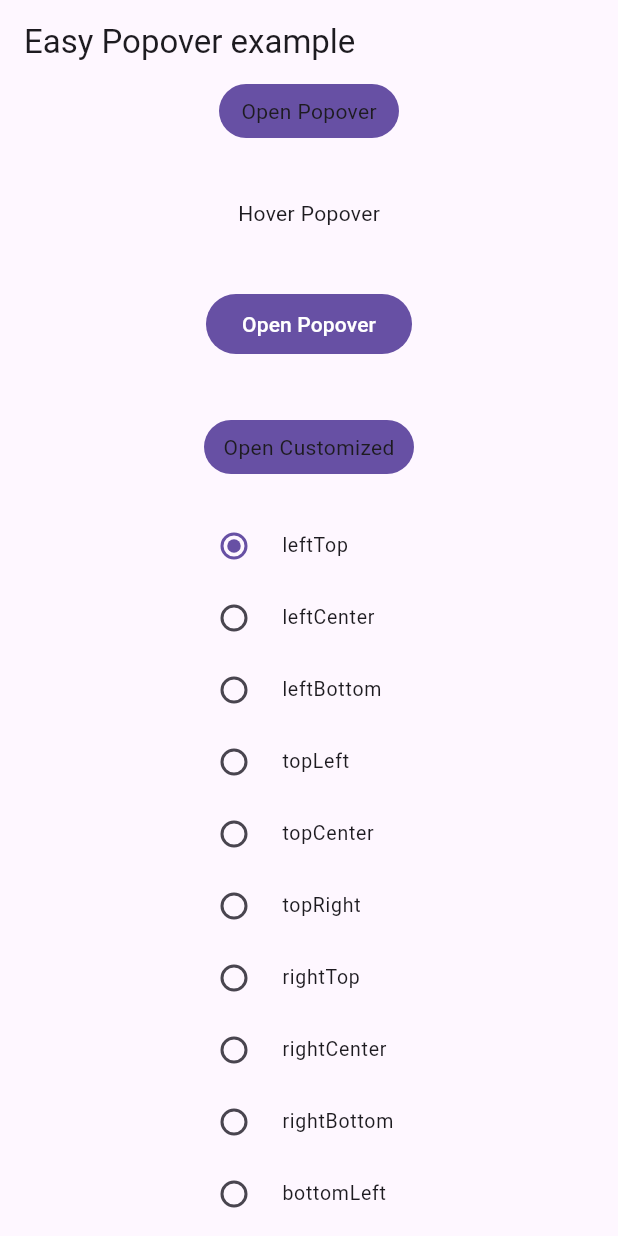
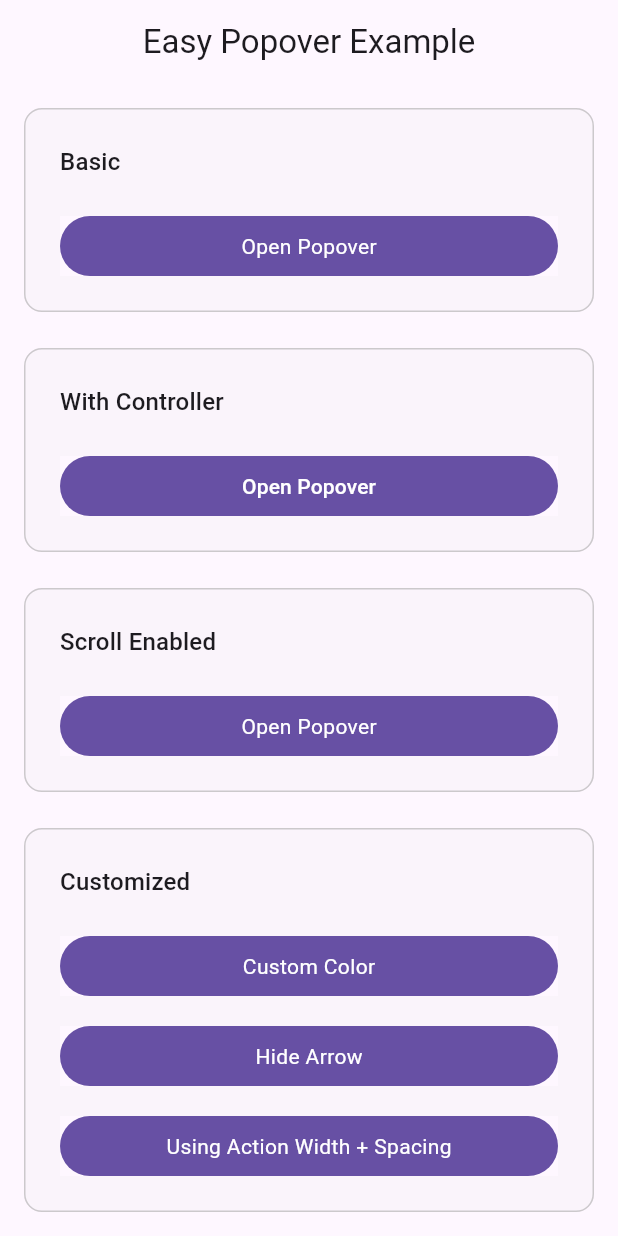
Before and after one commit to axnguyenit/easy-popover, a Flutter app: the screen it shows after launch, on a phone screen of 412 x 824 dp. Run offline on Flutter 3.47's test engine with Material 3 defaults, Android fonts, the phone set to English and light mode, and no system bars.

Commit message:
✨ example app

```diff
--- /dev/null
+++ b/example/lib/basic_popover.dart
@@ -0,0 +1,25 @@
+import 'package:easy_popover/easy_popover.dart';
+import 'package:flutter/material.dart';
+
+import 'widgets/widgets.dart';
+
+class BasicPopover extends StatelessWidget {
+  const BasicPopover({super.key});
+
+  @override
+  Widget build(BuildContext context) {
+    return Block(
+      title: 'Basic',
+      child: Center(
+        child: Popover(
+          context,
+          contentWidth: 280,
+          action: const UnClickableButton(
+            title: 'Open Popover',
+          ),
+          content: const PopoverContent(),
+        ),
+      ),
+    );
+  }
+}
--- /dev/null
+++ b/example/lib/customized_popover.dart
@@ -0,0 +1,51 @@
+import 'package:easy_popover/easy_popover.dart';
+import 'package:flutter/material.dart';
+
+import 'widgets/widgets.dart';
+
+class CustomizedPopover extends StatelessWidget {
+  const CustomizedPopover({super.key});
+
+  @override
+  Widget build(BuildContext context) {
+    return Block(
+      title: 'Customized',
+      child: Center(
+        child: Column(
+          children: [
+            Popover(
+              context,
+              contentWidth: 280,
+              backgroundColor: Colors.lightGreen,
+              overlayColor: Colors.grey.withOpacity(.5),
+              boxShadow: const [],
+              action: const UnClickableButton(
+                title: 'Custom Color',
+              ),
+              content: const PopoverContent(),
+            ),
+            const SizedBox(height: 20),
+            Popover(
+              context,
+              hideArrow: true,
+              action: const UnClickableButton(
+                title: 'Hide Arrow',
+              ),
+              content: const PopoverContent(),
+            ),
+            const SizedBox(height: 20),
+            Popover(
+              context,
+              applyActionWidth: true,
+              spacing: 12,
+              action: const UnClickableButton(
+                title: 'Using Action Width + Spacing',
+              ),
+              content: const PopoverContent(),
+            ),
+          ],
+        ),
+      ),
+    );
+  }
+}
--- a/example/lib/main.dart
+++ b/example/lib/main.dart
@@ -1,149 +1,29 @@
 import 'package:flutter/material.dart';
 
-import 'package:easy_popover/easy_popover.dart';
-
-import 'popover_content.dart';
+import 'popover_example_screen.dart';
 
 void main() {
-  runApp(const MyApp());
+  runApp(const PopoverExampleApp());
 }
 
-class MyApp extends StatefulWidget {
-  const MyApp({super.key});
+class PopoverExampleApp extends StatefulWidget {
+  const PopoverExampleApp({super.key});
 
   @override
-  State<MyApp> createState() => _MyAppState();
+  State<PopoverExampleApp> createState() => _PopoverExampleAppState();
 }
 
-class _MyAppState extends State<MyApp> {
-  PopoverAlignment _alignment = PopoverAlignment.values.first;
-  final _popoverController = PopoverController();
-
-  @override
-  void dispose() {
-    _popoverController.dispose();
-
-    super.dispose();
-  }
-
+class _PopoverExampleAppState extends State<PopoverExampleApp> {
   @override
   Widget build(BuildContext context) {
     return MaterialApp(
+      debugShowCheckedModeBanner: false,
+      title: 'Easy Popover Example',
       home: Overlay(
         initialEntries: [
           OverlayEntry(
             builder: (context) {
-              return Scaffold(
-                appBar: AppBar(
-                  title: const Text('Easy Popover example'),
-                ),
-                body: SingleChildScrollView(
-                  child: Center(
-                    child: Column(
-                      children: [
-                        /// Basic Popover
-                        Popover(
-                          context,
-                          contentWidth: 280,
-                          action: Container(
-                            decoration: BoxDecoration(
-                              color: Theme.of(context).primaryColor,
-                              borderRadius: BorderRadius.circular(100.0),
-                            ),
-                            constraints: const BoxConstraints(
-                              minWidth: 120.0,
-                              maxWidth: 120.0,
-                              minHeight: 36.0,
-                              maxHeight: 36.0,
-                            ),
-                            child: const Center(
-                              child: Text('Open Popover'),
-                            ),
-                          ),
-                          content: const PopoverContent(),
-                        ),
-
-                        /// Hover Popover - Not working with Mobile devices
-                        const SizedBox(height: 40),
-                        Popover(
-                          context,
-                          contentWidth: 280,
-                          triggerType: PopoverTriggerType.hover,
-                          action: const Text('Hover Popover'),
-                          content: const PopoverContent(),
-                        ),
-
-                        /// Popover with controller
-                        const SizedBox(height: 40),
-                        Popover(
-                          context,
-                          controller: _popoverController,
-                          contentWidth: 280,
-                          action: FilledButton(
-                            onPressed: _popoverController.open,
-                            child: const Text('Open Popover'),
-                          ),
-                          content: const PopoverContent(),
-                        ),
-
-                        /// Popover with alignment
-                        const SizedBox(height: 40),
-                        Popover(
-                          context,
-                          contentWidth: 280,
-                          alignment: _alignment,
-                          action: Container(
-                            decoration: BoxDecoration(
-                              color: Theme.of(context).primaryColor,
-                              borderRadius: BorderRadius.circular(100.0),
-                            ),
-                            constraints: const BoxConstraints(
-                              minWidth: 140.0,
-                              maxWidth: 140.0,
-                              minHeight: 36.0,
-                              maxHeight: 36.0,
-                            ),
-                            child: const Center(
-                              child: Text('Open Customized'),
-                            ),
-                          ),
-                          content: const PopoverContent(),
-                        ),
-                        const SizedBox(height: 24.0),
-                        SizedBox(
-                          width: 180.0,
-                          child: Column(
-                            mainAxisSize: MainAxisSize.min,
-                            children: PopoverAlignment.values.map((align) {
-                              return ListTile(
-                                dense: true,
-                                horizontalTitleGap: 8.0,
-                                leading: Radio<PopoverAlignment>(
-                                  groupValue: _alignment,
-                                  value: align,
-                                  onChanged: (value) {
-                                    if (value == null) return;
-                                    setState(() {
-                                      _alignment = value;
-                                    });
-                                  },
-                                ),
-                                title: Text(align.name),
-                                onTap: () {
-                                  if (_alignment == align) return;
-                                  setState(() {
-                                    _alignment = align;
-                                  });
-                                },
-                              );
-                            }).toList(),
-                          ),
-                        ),
-                      ],
-                    ),
-                  ),
-                ),
-              );
+              return const PopoverExampleScreen();
             },
           ),
         ],
--- /dev/null
+++ b/example/lib/popover_example_screen.dart
@@ -0,0 +1,94 @@
+import 'package:flutter/material.dart';
+
+import 'basic_popover.dart';
+import 'customized_popover.dart';
+import 'popover_scroll_enabled.dart';
+import 'popover_search_box.dart';
+import 'popover_with_alignment.dart';
+import 'popover_with_controller.dart';
+
+class PopoverExampleScreen extends StatefulWidget {
+  const PopoverExampleScreen({super.key});
+
+  @override
+  State<PopoverExampleScreen> createState() => _PopoverExampleScreenState();
+}
+
+class _PopoverExampleScreenState extends State<PopoverExampleScreen> {
+  @override
+  Widget build(BuildContext context) {
+    return Scaffold(
+      appBar: AppBar(
+        title: const Text('Easy Popover Example'),
+        centerTitle: true,
+      ),
+      body: SingleChildScrollView(
+        padding: const EdgeInsets.all(16.0).copyWith(bottom: 500.0),
+        child: Center(
+          child: ConstrainedBox(
+            constraints: const BoxConstraints(
+              minWidth: 1056,
+              maxWidth: 1056,
+            ),
+            child: Center(
+              child: LayoutBuilder(
+                builder: (context, constraints) {
+                  const spacing = 24.0;
+                  final width = constraints.maxWidth;
+
+                  return Flex(
+                    direction: width < 900 ? Axis.vertical : Axis.horizontal,
+                    mainAxisSize: MainAxisSize.min,
+                    crossAxisAlignment: CrossAxisAlignment.start,
+                    children: [
+                      SizedBox(
+                        width: width < 900 ? width : width * 0.5 - spacing * 2,
+                        child: const Column(
+                          children: [
+                            BasicPopover(),
+                            SizedBox(
+                              height: spacing,
+                              width: spacing,
+                            ),
+                            PopoverWithController(),
+                            SizedBox(
+                              height: spacing,
+                              width: spacing,
+                            ),
+                            PopoverScrollEnabled(),
+                            SizedBox(
+                              height: spacing,
+                              width: spacing,
+                            ),
+                            CustomizedPopover(),
+                          ],
+                        ),
+                      ),
+                      const SizedBox(
+                        height: spacing,
+                        width: spacing,
+                      ),
+                      SizedBox(
+                        width: width < 900 ? width : width * 0.5 - spacing * 2,
+                        child: const Column(
+                          children: [
+                            PopoverWithAlignment(),
+                            SizedBox(
+                              height: spacing,
+                              width: spacing,
+                            ),
+                            PopoverSearchBox(),
+                          ],
+                        ),
+                      ),
+                    ],
+                  );
+                },
+              ),
+            ),
+          ),
+        ),
+      ),
+    );
+  }
+}
--- /dev/null
+++ b/example/lib/popover_scroll_enabled.dart
@@ -0,0 +1,26 @@
+import 'package:easy_popover/easy_popover.dart';
+import 'package:flutter/material.dart';
+
+import 'widgets/widgets.dart';
+
+class PopoverScrollEnabled extends StatelessWidget {
+  const PopoverScrollEnabled({super.key});
+
+  @override
+  Widget build(BuildContext context) {
+    return Block(
+      title: 'Scroll Enabled',
+      child: Center(
+        child: Popover(
+          context,
+          contentWidth: 280,
+          scrollEnabled: true,
+          action: const UnClickableButton(
+            title: 'Open Popover',
+          ),
+          content: const PopoverContent(),
+        ),
+      ),
+    );
+  }
+}
--- /dev/null
+++ b/example/lib/popover_with_controller.dart
@@ -0,0 +1,53 @@
+import 'package:easy_popover/easy_popover.dart';
+import 'package:flutter/material.dart';
+
+import 'widgets/widgets.dart';
+
+class PopoverWithController extends StatefulWidget {
+  const PopoverWithController({super.key});
+
+  @override
+  State<PopoverWithController> createState() => _PopoverWithControllerState();
+}
+
+class _PopoverWithControllerState extends State<PopoverWithController> {
+  final _popoverController = PopoverController();
+
+  @override
+  void dispose() {
+    _popoverController.dispose();
+    super.dispose();
+  }
+
+  @override
+  Widget build(BuildContext context) {
+    return Block(
+      title: 'With Controller',
+      child: Center(
+        child: Popover(
+          context,
+          contentWidth: 280,
+          controller: _popoverController,
+          action: SizedBox(
+            height: 40.0,
+            width: double.infinity,
+            child: FilledButton(
+              onPressed: _popoverController.open,
+              child: const Text('Open Popover'),
+            ),
+          ),
+          content: Column(
+            children: [
+              const PopoverContent(),
+              OutlinedButton(
+                onPressed: _popoverController.close,
+                child: const Text('Close Popover'),
+              ),
+              const SizedBox(height: 24),
+            ],
+          ),
+        ),
+      ),
+    );
+  }
+}
--- /dev/null
+++ b/example/lib/widgets/block.dart
@@ -0,0 +1,38 @@
+import 'package:flutter/material.dart';
+
+class Block extends StatelessWidget {
+  final Widget child;
+  final String title;
+
+  const Block({
+    super.key,
+    required this.title,
+    required this.child,
+  });
+
+  @override
+  Widget build(BuildContext context) {
+    return DecoratedBox(
+      decoration: BoxDecoration(
+        color: Colors.grey.withOpacity(0.04),
+        borderRadius: BorderRadius.circular(12.0),
+        border: Border.all(width: 1.0, color: Colors.grey.withOpacity(.5)),
+      ),
+      child: Padding(
+        padding: const EdgeInsets.all(24.0),
+        child: Column(
+          crossAxisAlignment: CrossAxisAlignment.start,
+          mainAxisSize: MainAxisSize.min,
+          children: [
+            Text(
+              title,
+              style: Theme.of(context).textTheme.titleMedium,
+            ),
+            const SizedBox(height: 24.0),
+            child,
+          ],
+        ),
+      ),
+    );
+  }
+}
--- /dev/null
+++ b/example/lib/widgets/unclickable_button.dart
@@ -0,0 +1,36 @@
+import 'package:flutter/material.dart';
+
+class UnClickableButton extends StatelessWidget {
+  final String title;
+  final double? width;
+
+  const UnClickableButton({
+    super.key,
+    required this.title,
+    this.width,
+  });
+
+  @override
+  Widget build(BuildContext context) {
+    return Container(
+      decoration: BoxDecoration(
+        color: Theme.of(context).primaryColor,
+        borderRadius: BorderRadius.circular(100.0),
+      ),
+      constraints: BoxConstraints(
+        minWidth: width ?? 0.0,
+        maxWidth: width ?? double.infinity,
+        minHeight: 40.0,
+        maxHeight: 40.0,
+      ),
+      child: Center(
+        child: Text(
+          title,
+          style: Theme.of(context).textTheme.bodyMedium?.copyWith(
+                color: Colors.white,
+              ),
+        ),
+      ),
+    );
+  }
+}
--- /dev/null
+++ b/example/lib/widgets/widgets.dart
@@ -0,0 +1,3 @@
+export 'block.dart';
+export 'popover_content.dart';
+export 'unclickable_button.dart';
```
Also changed, not shown: example/lib/popover_search_box.dart (added, +120 -0 lines), example/lib/popover_with_alignment.dart (added, +78 -0 lines), example/lib/widgets/popover_content.dart (renamed from example/lib/popover_content.dart), 1 other file.
